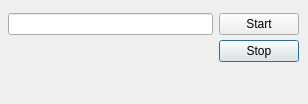
The window that demux_file.ui (stahir/updatedvb) describes before a commit, drawn with Qt 5.
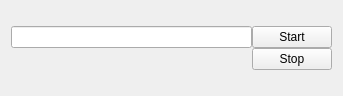
The same window after the commit.

Commit message: convert 'save to file' from QDialog to QWidget, use QPointer for iqplot and demux_file for easier code

The edit to the form file:
```diff
--- a/demux_file.ui
+++ b/demux_file.ui
@@ -1,65 +1,22 @@
 <?xml version="1.0" encoding="UTF-8"?>
 <ui version="4.0">
  <class>demux_file</class>
- <widget class="QDialog" name="demux_file">
+ <widget class="QWidget" name="demux_file">
   <property name="geometry">
    <rect>
     <x>0</x>
     <y>0</y>
-    <width>308</width>
-    <height>104</height>
+    <width>343</width>
+    <height>96</height>
    </rect>
   </property>
-  <property name="sizePolicy">
-   <sizepolicy hsizetype="Fixed" vsizetype="Fixed">
-    <horstretch>0</horstretch>
-    <verstretch>0</verstretch>
-   </sizepolicy>
-  </property>
-  <property name="minimumSize">
-   <size>
-    <width>308</width>
-    <height>104</height>
-   </size>
-  </property>
-  <property name="maximumSize">
-   <size>
-    <width>308</width>
-    <height>104</height>
-   </size>
-  </property>
   <property name="windowTitle">
    <string>Dialog</string>
   </property>
-  <widget class="QWidget" name="verticalLayoutWidget">
-   <property name="geometry">
-    <rect>
-     <x>8</x>
-     <y>73</y>
-     <width>291</width>
-     <height>21</height>
-    </rect>
-   </property>
-   <layout class="QVBoxLayout" name="verticalLayout">
-    <property name="spacing">
-     <number>0</number>
-    </property>
-   </layout>
-  </widget>
-  <widget class="QWidget" name="gridLayoutWidget">
-   <property name="geometry">
-    <rect>
-     <x>8</x>
-     <y>8</y>
-     <width>291</width>
-     <height>61</height>
-    </rect>
-   </property>
+  <layout class="QGridLayout" name="gridLayout_2">
+   <item row="0" column="0">
    <layout class="QGridLayout" name="gridLayout">
-    <property name="horizontalSpacing">
-     <number>6</number>
-    </property>
-    <property name="verticalSpacing">
+     <property name="spacing">
      <number>0</number>
     </property>
     <item row="0" column="0">
@@ -80,13 +37,19 @@
      </widget>
     </item>
    </layout>
-  </widget>
- </widget>
- <tabstops>
-  <tabstop>lineEdit_filename</tabstop>
-  <tabstop>pushButton_start</tabstop>
-  <tabstop>pushButton_stop</tabstop>
- </tabstops>
+   </item>
+   <item row="1" column="0">
+    <layout class="QVBoxLayout" name="verticalLayout">
+     <property name="spacing">
+      <number>0</number>
+     </property>
+     <property name="sizeConstraint">
+      <enum>QLayout::SetFixedSize</enum>
+     </property>
+    </layout>
+   </item>
+  </layout>
+ </widget>
  <resources/>
  <connections/>
 </ui>
```
Left out of the diff: 2 changed lines with no effect on the pictures. Lines whose indentation alone changed are shown as unchanged. The commit also changes 8 other files.
